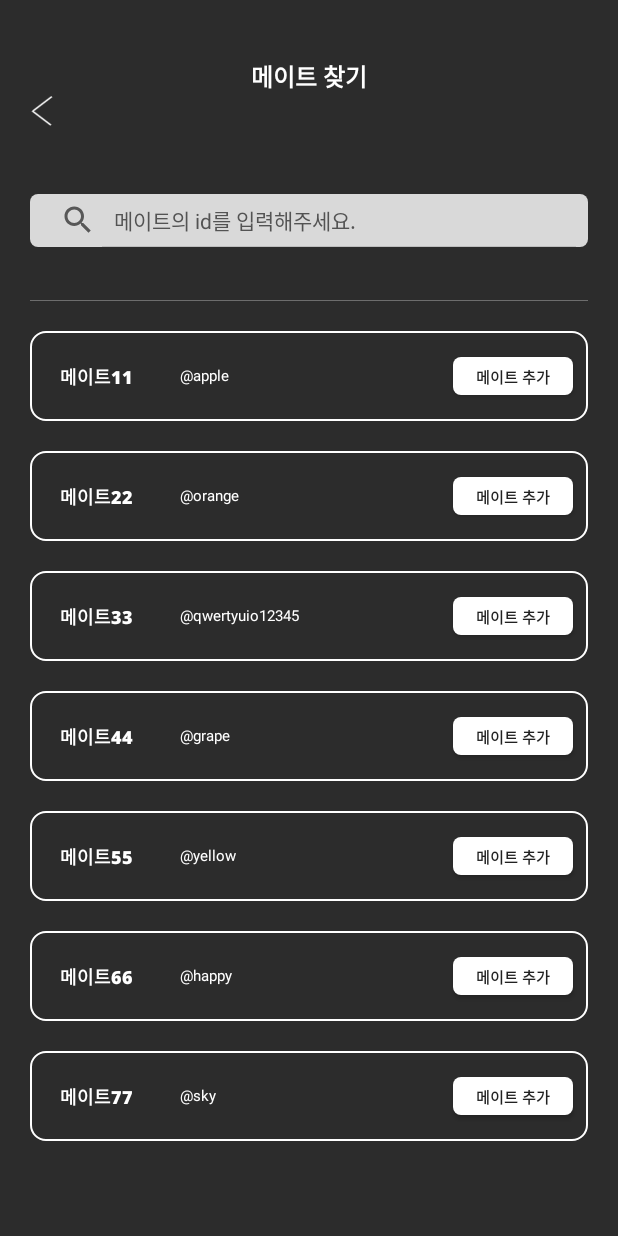
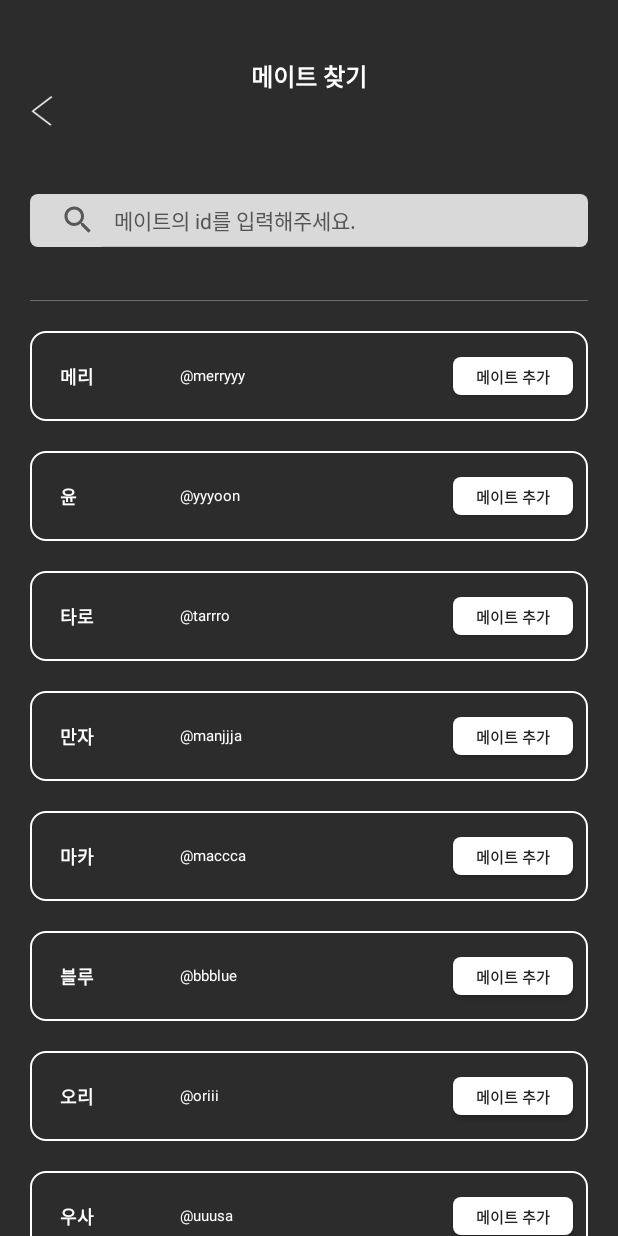
Before and after one commit to amie-lee/check-mate-Android, an Android app: the FindMateActivity screen opened directly, with no data from a screen before it, on a phone screen of 412 x 824 dp. Run offline under Robolectric (Android 15) with nearby library versions, the phone set to English and light mode, and no system bars.

Commit message:
mate 화면 완료

```diff
--- a/checkmateClient/app/src/main/java/com/example/check_mate/src/main/mate/FindMateActivity.kt
+++ b/checkmateClient/app/src/main/java/com/example/check_mate/src/main/mate/FindMateActivity.kt
@@ -89,13 +89,14 @@ class FindMateActivity: BaseActivity<ActivityFindMateBinding>(ActivityFindMateBi
 
     fun tempMates(): ArrayList<FindMateData> {
         var tempMates = ArrayList<FindMateData>()
-        tempMates.add(FindMateData("메이트11", "@apple"))
-        tempMates.add(FindMateData("메이트22", "@orange"))
-        tempMates.add(FindMateData("메이트33", "@qwertyuio12345"))
-        tempMates.add(FindMateData("메이트44", "@grape"))
-        tempMates.add(FindMateData("메이트55", "@yellow"))
-        tempMates.add(FindMateData("메이트66", "@happy"))
-        tempMates.add(FindMateData("메이트77", "@sky"))
+        tempMates.add(FindMateData("메리", "@merryyy"))
+        tempMates.add(FindMateData("윤", "@yyyoon"))
+        tempMates.add(FindMateData("타로", "@tarrro"))
+        tempMates.add(FindMateData("만자", "@manjjja"))
+        tempMates.add(FindMateData("마카", "@maccca"))
+        tempMates.add(FindMateData("블루", "@bbblue"))
+        tempMates.add(FindMateData("오리", "@oriii"))
+        tempMates.add(FindMateData("우사", "@uuusa"))
 
         return tempMates
     }
--- a/checkmateClient/app/src/main/java/com/example/check_mate/src/main/mate/MateFragment.kt
+++ b/checkmateClient/app/src/main/java/com/example/check_mate/src/main/mate/MateFragment.kt
@@ -1,6 +1,7 @@
 package com.example.check_mate.src.main.mate
 
 import android.content.Intent
+import android.graphics.Bitmap
 import android.os.Bundle
 import android.view.LayoutInflater
 import android.view.View
@@ -9,6 +10,7 @@ import androidx.recyclerview.widget.LinearLayoutManager
 import com.example.check_mate.R
 import com.example.check_mate.config.BaseFragment
 import com.example.check_mate.databinding.FragmentMateBinding
+import kotlinx.android.synthetic.main.fragment_mate.*
 
 
 class  MateFragment : BaseFragment<FragmentMateBinding>(FragmentMateBinding::bind, R.layout.fragment_mate) {
@@ -65,8 +67,8 @@ class  MateFragment : BaseFragment<FragmentMateBinding>(FragmentMateBinding::bin
         mateBinding.recycleGroupMateAchievement.adapter = MateAdapter
 
 
-        mateData.add(MateData("메이트11", "70",70))
-        mateData.add(MateData("메이트22", "45",45))
+        mateData.add(MateData("메리", "70",70))
+        mateData.add(MateData("우사", "45",45))
 
         return mateBinding.root
     }
--- a/checkmateClient/app/src/main/java/com/example/check_mate/src/main/mate/NoticeActivity.kt
+++ b/checkmateClient/app/src/main/java/com/example/check_mate/src/main/mate/NoticeActivity.kt
@@ -31,9 +31,9 @@ class NoticeActivity: BaseActivity<ActivityNoticeBinding>(ActivityNoticeBinding:
             finish()
         }
 
-        data.add(NoticeData("메이트22", "님과 메이트가 되었습니다."))
-        data.add(NoticeData("메이트11", "님이 수집품 룩을 잠금 해제했습니다."))
-        data.add(NoticeData("메이트11", "님과 메이트가 되었습니다."))
+        data.add(NoticeData("우사", "님과 메이트가 되었습니다."))
+        data.add(NoticeData("메리", "님이 수집품 룩을 잠금 해제했습니다."))
+        data.add(NoticeData("메리", "님과 메이트가 되었습니다."))
     }
 
 
--- a/checkmateClient/app/src/main/res/layout/fragment_mate.xml
+++ b/checkmateClient/app/src/main/res/layout/fragment_mate.xml
@@ -94,7 +94,7 @@
                     android:layout_width="wrap_content"
                     android:layout_height="match_parent"
                     android:fontFamily="@font/notosans"
-                    android:text="닉네임"
+                    android:text="로빈"
                     android:textColor="#FFC9C9"
                     android:textSize="12dp" />
 
@@ -202,7 +202,7 @@
                 android:layout_width="wrap_content"
                 android:layout_height="wrap_content"
                 android:fontFamily="@font/notosans"
-                android:text="닉네임"
+                android:text="로빈"
                 android:textColor="#FFC9C9"
                 android:textSize="12dp" />
 
```
Also changed, not shown: checkmateClient/app/src/main/res/drawable/ic_chess_rook.xml (line endings or trailing spaces).
